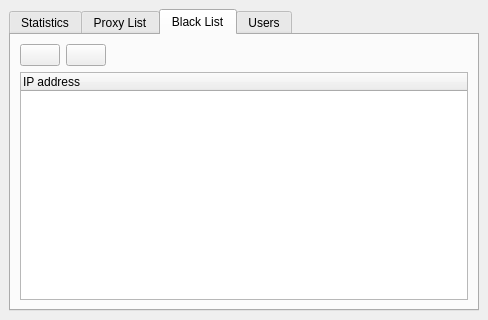
Old version of the form source/router/ui/main_window.ui in the repository dchapyshev/aspia.
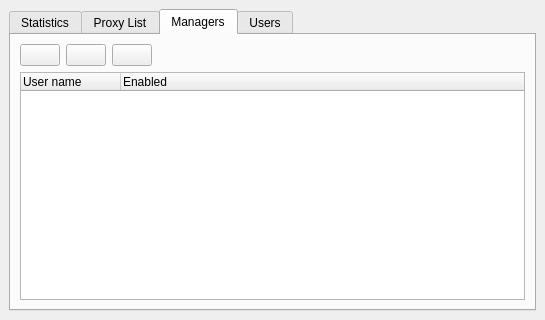
New version of the form. The open tabs and pages were chosen to show the change. Icons and pictures are not drawn.

Commit message: - Added Channel, ProxyDialog, UserDialog, Router classes.

```diff
--- a/source/router/ui/main_window.ui
+++ b/source/router/ui/main_window.ui
@@ -6,7 +6,7 @@
    <rect>
     <x>0</x>
     <y>0</y>
-    <width>488</width>
+    <width>545</width>
     <height>320</height>
    </rect>
   </property>
@@ -185,7 +185,7 @@
       </widget>
       <widget class="QWidget" name="tab_black_list">
        <attribute name="title">
-        <string>Black List</string>
+        <string>Managers</string>
        </attribute>
        <layout class="QVBoxLayout" name="verticalLayout_8">
         <item>
@@ -202,7 +202,18 @@
            </widget>
           </item>
           <item>
-           <widget class="QPushButton" name="button_remove_from_black_list">
+           <widget class="QPushButton" name="button_modify_manager">
+            <property name="text">
+             <string/>
+            </property>
+            <property name="icon">
+             <iconset resource="resources/router_manager.qrc">
+              <normaloff>:/img/pencil.png</normaloff>:/img/pencil.png</iconset>
+            </property>
+           </widget>
+          </item>
+          <item>
+           <widget class="QPushButton" name="button_delete_manager">
             <property name="text">
              <string/>
             </property>
@@ -219,7 +230,7 @@
             </property>
             <property name="sizeHint" stdset="0">
              <size>
-              <width>40</width>
+              <width>79</width>
               <height>20</height>
              </size>
             </property>
@@ -231,7 +242,12 @@
          <widget class="QTreeWidget" name="tree_black_list">
           <column>
            <property name="text">
-            <string>IP address</string>
+            <string>User name</string>
+           </property>
+          </column>
+          <column>
+           <property name="text">
+            <string>Enabled</string>
            </property>
           </column>
          </widget>
```
Left out of the diff: 12 changed lines with no effect on the pictures. The commit also changes 13 other files.
